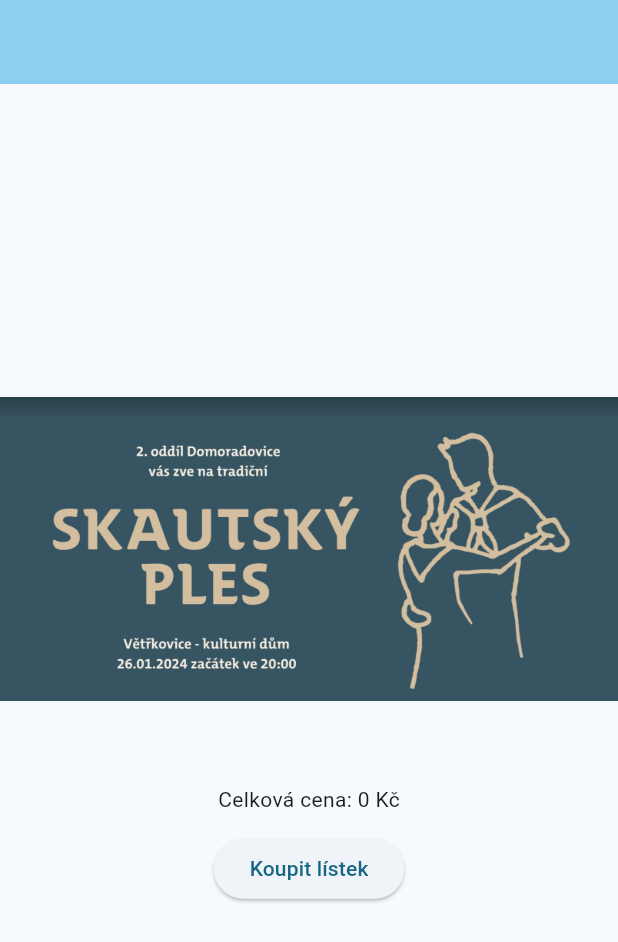
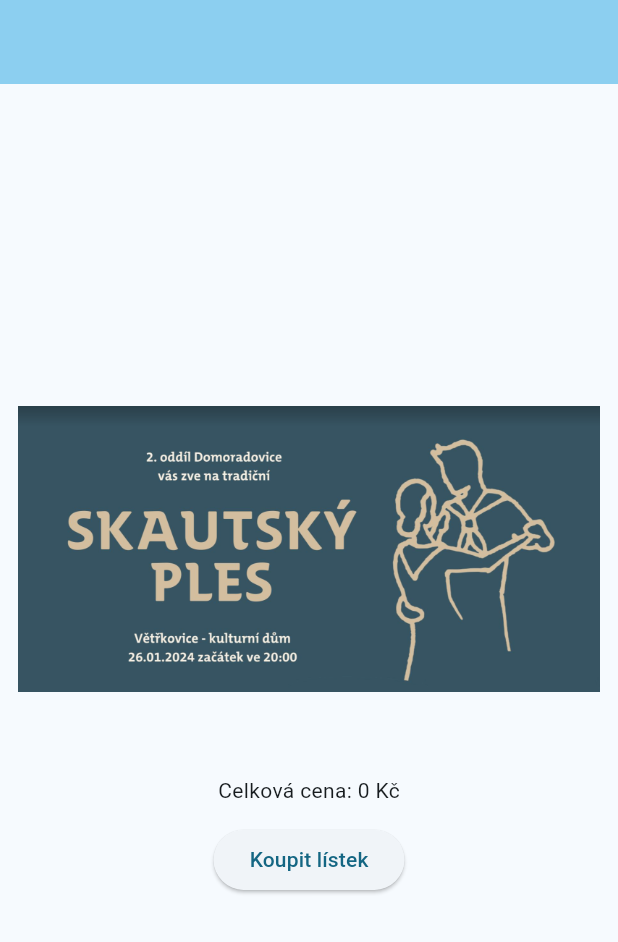
Before and after one commit to rawen-dev/ticketonline, a Flutter app: the screen it shows after launch, on a phone screen of 412 x 824 dp. Shown: the top 942 px of the screen. Run offline on Flutter 3.47's test engine with Material 2 defaults, Android fonts, the light colour scheme and no system bars; our stand-ins replace flutter_form_builder, flutter_svg, flutter_widget_from_html, fluttertoast, form_builder_validators, go_router and 1 more; missing offline and left inert: dart:html; accounts and stored records are empty; statements that could not run were skipped.

Commit message:
padding, seats tooltip

```diff
--- a/lib/main.dart
+++ b/lib/main.dart
@@ -133,6 +133,7 @@ class _MyHomePageState extends State<MyHomePage> {
         // in the middle of the parent.
         child: SingleChildScrollView(
           child: Container(
+            padding: const EdgeInsets.symmetric(horizontal: 12.0),
             constraints: const BoxConstraints(maxWidth: 440),
             child: Column(
               children: [
--- a/lib/models/BoxModel.dart
+++ b/lib/models/BoxModel.dart
@@ -90,4 +90,9 @@ class BoxModel{
   {
     return "stůl ${boxGroup}, sedadlo ${name}";
   }
+
+  toShortString()
+  {
+    return "${boxGroup??""}${name??""}";
+  }
 }
```
Also changed, not shown: lib/SseatReservationComponent/widgets/seat_layout_widget.dart (+18 -4 lines).
